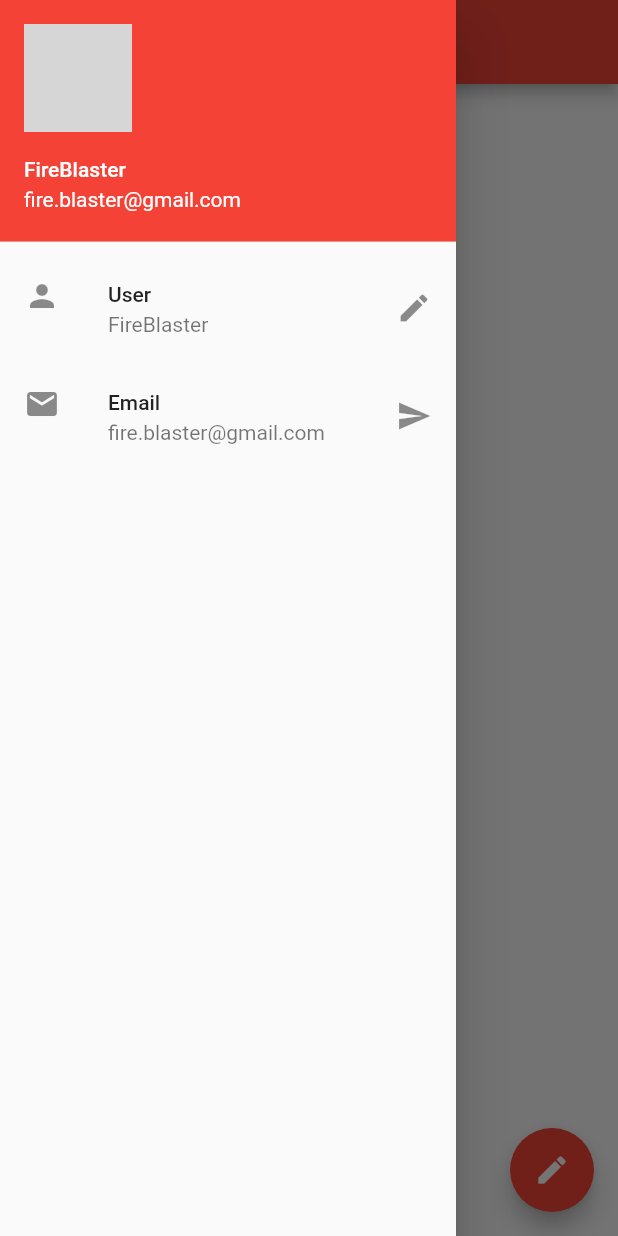
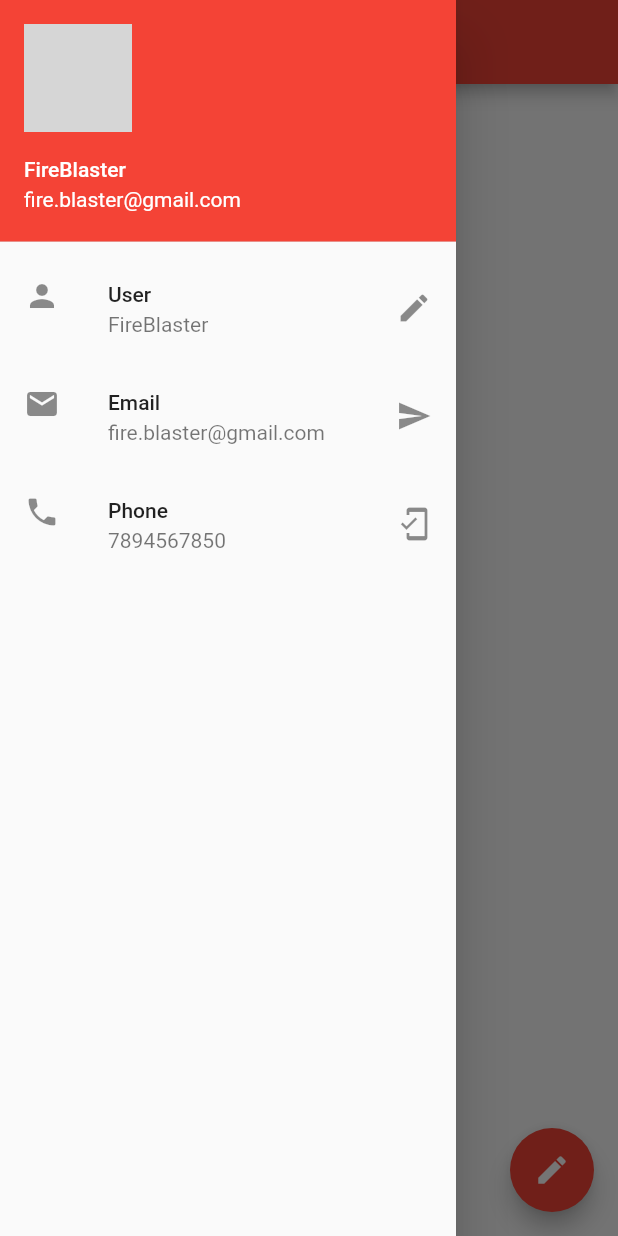
Before and after one commit to fire-blaster/flutter, a Flutter app: the screen it shows after launch, with the side drawer open, on a phone screen of 412 x 824 dp. Run offline on Flutter 3.47's test engine with Material 2 defaults, Android fonts, the light colour scheme and no system bars; network calls fail; grey boxes are pictures that could not be loaded.

Commit message:
drawer with image

```diff
--- a/lib/main.dart
+++ b/lib/main.dart
@@ -8,6 +8,7 @@ void main() {
   ));
 }
 
+// ignore: use_key_in_widget_constructors
 class HomePage extends StatelessWidget {
   @override
   Widget build(BuildContext context) {
@@ -20,18 +21,15 @@ class HomePage extends StatelessWidget {
       drawer: Drawer(
         child: ListView(
           padding: EdgeInsets.zero,
-          children: <Widget>[
-            // DrawerHeader(
-            //     child: Text(
-            //       "Hi, I am Drawer",
-            //       style: TextStyle(color: Colors.white),
-            //     ),
-            //     decoration: BoxDecoration(color: Colors.purple)),
+          children: const <Widget>[
             UserAccountsDrawerHeader(
               accountName: Text("FireBlaster"),
               accountEmail: Text("fire.blaster@gmail.com"),
-              currentAccountPicture: Image.network(
-                  "https://images.unsplash.com/photo-1655720406100-3f1eda0a4519?ixlib=rb-1.2.1&ixid=MnwxMjA3fDB8MHxwaG90by1wYWdlfHx8fGVufDB8fHx8&auto=format&fit=crop&w=1032&q=80"),
+              currentAccountPicture: CircleAvatar(
+                backgroundImage: NetworkImage(
+                  "https://media.istockphoto.com/photos/evil-skull-in-flames-and-smoke-picture-id483530145?k=20&m=483530145&s=612x612&w=0&h=BESMbH43tJqfHS85mPMT3mhzq0Ja0eshNSzaoAEgNNk=",
+                ),
+              ),
             ),
             ListTile(
               leading: Icon(Icons.person),
@@ -45,6 +43,12 @@ class HomePage extends StatelessWidget {
               subtitle: Text("fire.blaster@gmail.com"),
               trailing: Icon(Icons.send),
             ),
+            ListTile(
+              leading: Icon(Icons.phone),
+              title: Text("Phone"),
+              subtitle: Text("7894567850"),
+              trailing: Icon(Icons.mobile_friendly),
+            ),
           ],
         ),
       ),
```
